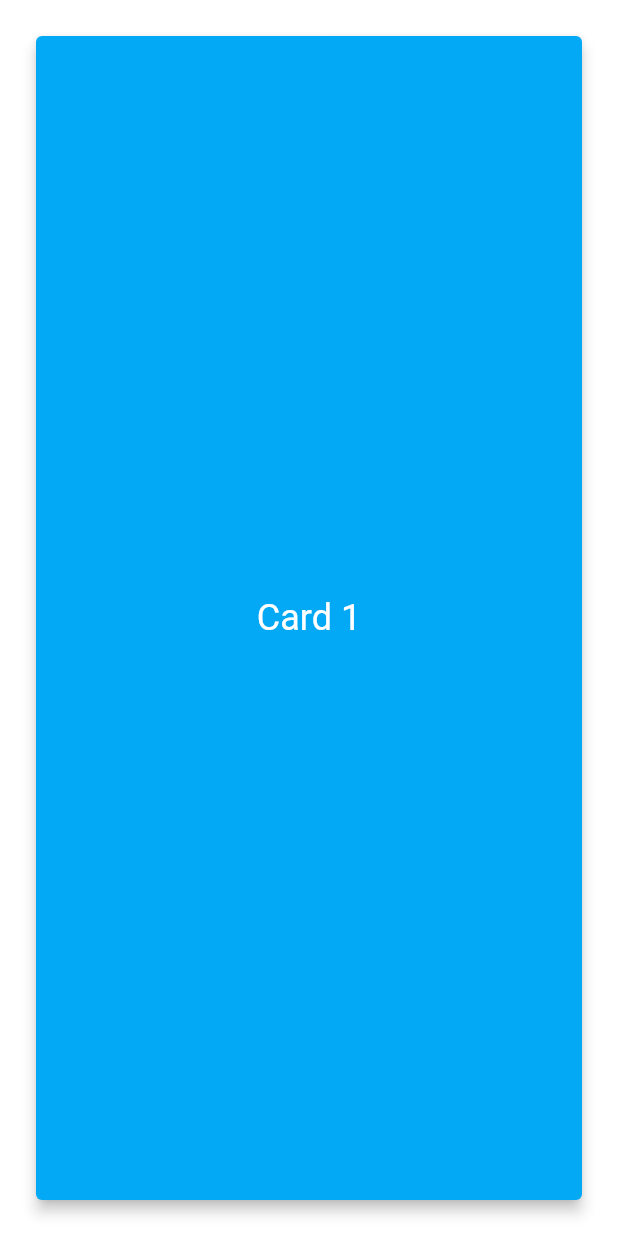
After one commit to RaajeevChandran/POC-athon, a Flutter app: the Dummy screen opened directly, on a phone screen of 412 x 824 dp. The commit adds this screen. Run offline on Flutter 3.47's test engine with Material 2 defaults, Android fonts, the phone set to English and light mode, and no system bars; our stand-ins replace cloud_firestore, dio, dotted_border, firebase_core, firebase_storage, image_picker and 2 more; missing offline and left inert: platform_action_sheet; accounts and stored records are empty.

Commit message:
nothing changed

```diff
--- /dev/null
+++ b/lib/dummy.dart
@@ -0,0 +1,85 @@
+import 'package:flutter/material.dart';
+
+class Dummy extends StatefulWidget {
+  @override
+  _DummyState createState() => _DummyState();
+}
+
+class _DummyState extends State<Dummy> {
+  ///Page Controller for the PageView
+  final controller = PageController(
+    initialPage: 0,
+  );
+  var scrollDirection = Axis.horizontal;
+  var actionIcon = Icons.swap_vert;
+
+  @override
+  Widget build(BuildContext context) {
+    Size _screenSize = MediaQuery.of(context).size;
+    return Scaffold(
+      ///A Page View with 3 children
+      body: Column(
+        children: [
+          Expanded(
+            child: PageView(
+              controller: controller,
+              scrollDirection: scrollDirection,
+
+              ///Enable physics property to provide your PageView with a
+              ///custom scroll behaviour
+              ///Here BouncingScrollPhysics will pull back the boundary
+              ///item (first or last) if the user tries to scroll further.
+              //physics: BouncingScrollPhysics(),
+              pageSnapping: true,
+              children: <Widget>[
+                Container(
+                  color: Colors.white,
+                  width: MediaQuery.of(context).size.width * .9,
+                  child: Card(
+                    color: Colors.lightBlue,
+                    elevation: 4,
+                    margin: EdgeInsets.all(24),
+                    child: Center(
+                      child: Text(
+                        "Card 1",
+                        style: TextStyle(color: Colors.white, fontSize: 24),
+                      ),
+                    ),
+                  ),
+                ),
+                Container(
+                  color: Colors.white,
+                  child: Card(
+                    color: Colors.purpleAccent,
+                    elevation: 4,
+                    margin: EdgeInsets.all(24),
+                    child: Center(
+                      child: Text(
+                        "Card 2",
+                        style: TextStyle(color: Colors.white, fontSize: 24),
+                      ),
+                    ),
+                  ),
+                ),
+                Container(
+                  color: Colors.white,
+                  child: Card(
+                    color: Colors.pink,
+                    elevation: 4,
+                    margin: EdgeInsets.all(24),
+                    child: Center(
+                      child: Text(
+                        "Card 3",
+                        style: TextStyle(color: Colors.white, fontSize: 24),
+                      ),
+                    ),
+                  ),
+                ),
+              ],
+            ),
+          ),
+        ],
+      ),
+    );
+  }
+}
--- a/lib/homeScreen.dart
+++ b/lib/homeScreen.dart
@@ -15,8 +15,6 @@ class _HomeScreenState extends State<HomeScreen> {
     UserProvider userProvider =
         Provider.of<UserProvider>(context, listen: true);
     // print(userProvider.currentUser.username);
-    CollectionReference users =
-        FirebaseFirestore.instance.collection('unsignedVC');
 
     return Scaffold(
         body: SafeArea(
--- a/lib/loginScreen.dart
+++ b/lib/loginScreen.dart
@@ -7,6 +7,7 @@ import 'package:flutter/rendering.dart';
 import 'package:lottie/lottie.dart';
 import 'package:provider/provider.dart';
 import 'package:rounded_loading_button/rounded_loading_button.dart';
+import 'package:votefromhome/dummy.dart';
 import 'package:votefromhome/models/user.dart';
 import 'package:votefromhome/providers/userProvider.dart';
 
@@ -30,8 +31,8 @@ class _LoginScreenState extends State<LoginScreen> {
     return SafeArea(
       child: Scaffold(
           body: Center(
-            child: SingleChildScrollView(
-        child: Column(
+        child: SingleChildScrollView(
+          child: Column(
             mainAxisAlignment: MainAxisAlignment.center,
             children: [
               auth == "Sign Up"
@@ -66,7 +67,6 @@ class _LoginScreenState extends State<LoginScreen> {
                   color: Color(0xFFF5a39e7),
                   onPressed: () async {
                     try {
-
                       var response = await Dio().post(
                           "https://votefromhome.herokuapp.com/api/${auth == "Sign Up" ? "signup" : "signin"}",
                           data: {"username": username, "password": password});
@@ -75,8 +75,9 @@ class _LoginScreenState extends State<LoginScreen> {
                       print("userprovider set - " +
                           userProvider.currentUser.username);
                       _authBtnController.success();
+                      _authBtnController.reset();
                       Navigator.push(context,
-                          MaterialPageRoute(builder: (context) => HomeScreen()));
+                          MaterialPageRoute(builder: (context) => Dummy()));
                     } catch (e) {
                       _authBtnController.error();
                       ScaffoldMessenger.of(context).showSnackBar(
@@ -105,9 +106,9 @@ class _LoginScreenState extends State<LoginScreen> {
                 ),
               )
             ],
+          ),
         ),
-      ),
-          )),
+      )),
     );
   }
 
```
